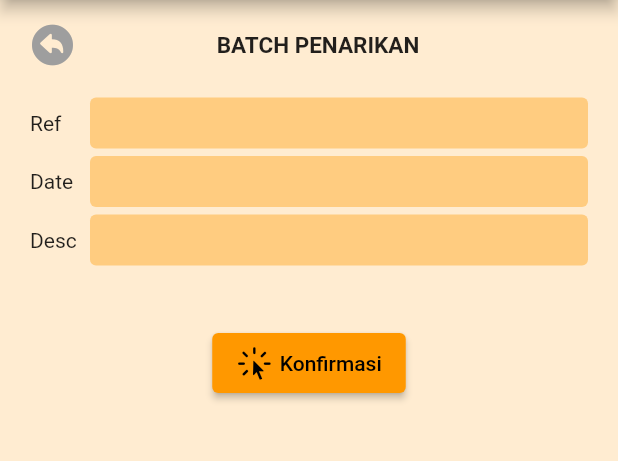
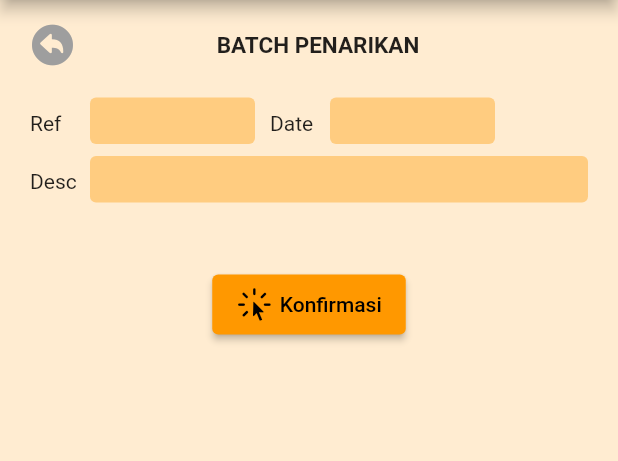
Before and after one commit to abilyc/bmt_ibnusina, a Flutter app: the BatchPenarikan screen opened by its route, on a phone screen of 412 x 824 dp, the part 84-545 px from its top. Run offline on Flutter 3.47's test engine with Material 2 defaults, Android fonts, the phone set to English and light mode, and no system bars; our stand-ins replace currency_text_input_formatter, google_fonts; missing offline and left inert: bitsdojo_window, hasura_connect; accounts and stored records are empty.

Commit message:
autocomplete fix

```diff
--- a/lib/screens/batch_penarikan.dart
+++ b/lib/screens/batch_penarikan.dart
@@ -47,7 +47,7 @@ class _BatchPenarikanState extends State<BatchPenarikan> {
     setState(() => loading = true);
     final List<Map<String, dynamic>> data = [];
     for (int i = 0; i < idController.length; i++) {
-      if(codeController[i].text.isNotEmpty){
+      if (codeController[i].text.isNotEmpty) {
         data.add({
           'customerId': idController[i].text,
           'amount': int.parse(amountController[i].text)
@@ -91,9 +91,10 @@ class _BatchPenarikanState extends State<BatchPenarikan> {
 
   @override
   Widget build(BuildContext context) {
+    final double width = Platform.isAndroid ? 85 : 150;
     final halfWidth = !Platform.isAndroid
         ? (MediaQuery.of(context).size.width - 50) / 2
-        : double.infinity;
+        : 150.0;
 
     return Wrapper(
         screen: 'BATCH PENARIKAN',
@@ -124,12 +125,12 @@ class _BatchPenarikanState extends State<BatchPenarikan> {
                               context: context,
                               initialDate: DateTime.now(),
                               firstDate: DateTime(2000),
-                                lastDate: DateTime(2101)
-                              );
-                              if(pickedDate != null){
-                                refDateDesc[1].text = DateFormat('dd-MM-yyyy').format(pickedDate);
+                              lastDate: DateTime(2101));
+                          if (pickedDate != null) {
+                            refDateDesc[1].text =
+                                DateFormat('dd-MM-yyyy').format(pickedDate);
                           }
-                            } ,
+                        },
                         controller: refDateDesc[1],
                         keyboardType: TextInputType.datetime,
                         inputFormatter: [
@@ -274,13 +275,14 @@ class _BatchPenarikanState extends State<BatchPenarikan> {
                             children: [
                               SizedBox(
                                 height: 34,
-                                width: 150,
+                                width: width,
                                 child: RawAutocomplete<Customer>(
                                   focusNode: node[i],
                                   textEditingController: codeController[i],
                                   onSelected: (e) {
                                     idController[i].text = e.id;
-                                    balanceController[i].text = CurrencyTextInputFormatter(
+                                    balanceController[i].text =
+                                        CurrencyTextInputFormatter(
                                       locale: 'id',
                                       decimalDigits: 0,
                                       symbol: '',
@@ -301,10 +303,13 @@ class _BatchPenarikanState extends State<BatchPenarikan> {
                                           focusNode,
                                           onFieldSubmitted) =>
                                       TextField(
+                                        style: const TextStyle(fontSize: 12),
                                     controller: textEditingController,
                                     focusNode: focusNode,
                                     decoration: InputDecoration(
-                                      contentPadding: const EdgeInsets.symmetric(vertical: 8, horizontal: 10),
+                                      contentPadding:
+                                          const EdgeInsets.symmetric(
+                                              vertical: 8, horizontal: 10),
                                       isDense: true,
                                       isCollapsed: true,
                                       fillColor:
@@ -328,12 +333,13 @@ class _BatchPenarikanState extends State<BatchPenarikan> {
                                       Align(
                                     alignment: Alignment.topLeft,
                                     child: Padding(
-                                      padding: const EdgeInsets.only(top: 2.0),
+                                      padding: const EdgeInsets.only(top: 1.0),
                                       child: Container(
                                         width: halfWidth,
                                         color: Colors.amber,
                                         child: Material(
                                           child: ListView(
+                                            padding: const EdgeInsets.symmetric(vertical: 2),
                                             shrinkWrap: true,
                                             children: options
                                                 .map((e) => Listener(
@@ -349,8 +355,13 @@ class _BatchPenarikanState extends State<BatchPenarikan> {
                                   ),
                                 ),
                               ),
-                              TextFieldCust(width: 150, controller: balanceController[i], readOnly: true),
-                              TextFieldCust(width: 150, controller: amountController[i],
+                              TextFieldCust(
+                                  width: width,
+                                  controller: balanceController[i],
+                                  readOnly: true),
+                              TextFieldCust(
+                                width: width,
+                                controller: amountController[i],
                                 inputFormatter: [
                                   FilteringTextInputFormatter.digitsOnly,
                                   CurrencyTextInputFormatter(
@@ -362,7 +373,10 @@ class _BatchPenarikanState extends State<BatchPenarikan> {
                               ),
                             ],
                           ),
-                          Visibility(visible: false, child: TextField(controller: idController[i])),
+                          Visibility(
+                              visible: false,
+                              child: TextField(controller: idController[i])),
+                          const SizedBox(height: 10)
                         ],
                         const SizedBox(width: double.infinity, height: 20)
                       ],
--- a/lib/tools/textfield_custom.dart
+++ b/lib/tools/textfield_custom.dart
@@ -45,6 +45,7 @@ class TextFieldCust extends StatelessWidget {
       height: height,
       child: TextField(
           onTap: onTap,
+          style: const TextStyle(fontSize: 12),
           readOnly: readOnly,
           onChanged: onChanged,
           obscureText: obscure,
```
Lines whose indentation alone changed are shown as unchanged.
